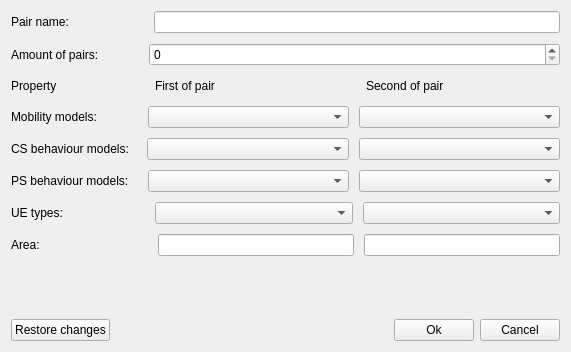
Before: the Qt Designer form LTEsimGeneratorGUI/Ui/DataForms/ueParametersForm.ui in moniss23/junit4, drawn with Qt 5.
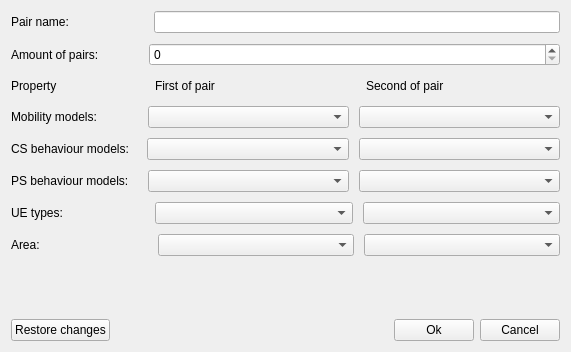
After: the same form once the commit is applied.

Diff of the .ui file:
```diff
--- a/LTEsimGeneratorGUI/Ui/DataForms/ueParametersForm.ui
+++ b/LTEsimGeneratorGUI/Ui/DataForms/ueParametersForm.ui
@@ -468,10 +468,24 @@
           </spacer>
          </item>
          <item>
-          <widget class="QLineEdit" name="frstAreaLineEdit"/>
+          <widget class="QComboBox" name="frstArea">
+           <property name="sizePolicy">
+            <sizepolicy hsizetype="MinimumExpanding" vsizetype="Fixed">
+             <horstretch>0</horstretch>
+             <verstretch>0</verstretch>
+            </sizepolicy>
+           </property>
+          </widget>
          </item>
          <item>
-          <widget class="QLineEdit" name="scndAreaLineEdit"/>
+          <widget class="QComboBox" name="scndArea">
+           <property name="sizePolicy">
+            <sizepolicy hsizetype="MinimumExpanding" vsizetype="Fixed">
+             <horstretch>0</horstretch>
+             <verstretch>0</verstretch>
+            </sizepolicy>
+           </property>
+          </widget>
          </item>
         </layout>
        </item>
```
Left out of the diff: 3 changed lines with no effect on the pictures.
